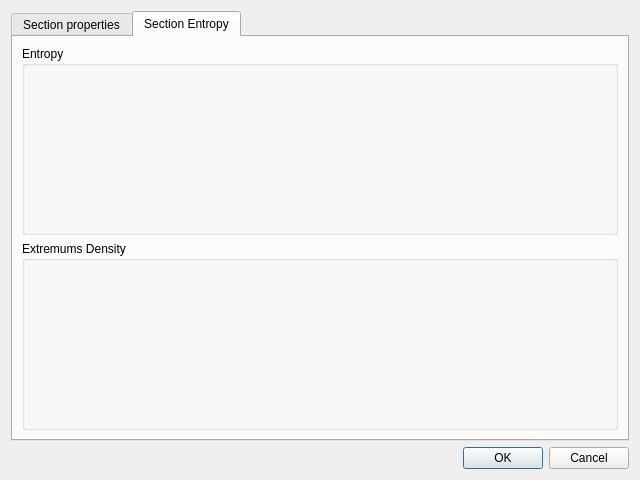
vvd7683/SimScanner, file spropsdialog.ui: the form before one commit.
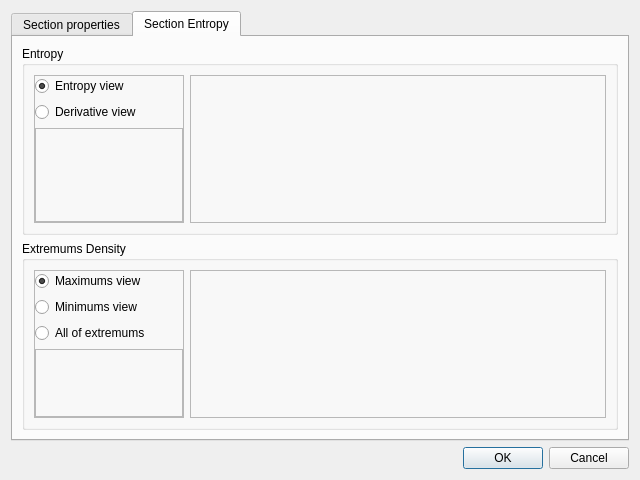
The form after the commit. The open tabs and pages were chosen to show the change.

The edit to the form file:
```diff
--- a/spropsdialog.ui
+++ b/spropsdialog.ui
@@ -46,6 +46,84 @@
          <property name="title">
           <string>Entropy</string>
          </property>
+         <layout class="QHBoxLayout" name="horizontalLayout">
+          <item>
+           <widget class="QFrame" name="frameEntropyMode">
+            <property name="minimumSize">
+             <size>
+              <width>150</width>
+              <height>0</height>
+             </size>
+            </property>
+            <property name="maximumSize">
+             <size>
+              <width>150</width>
+              <height>16777215</height>
+             </size>
+            </property>
+            <property name="frameShape">
+             <enum>QFrame::StyledPanel</enum>
+            </property>
+            <property name="frameShadow">
+             <enum>QFrame::Raised</enum>
+            </property>
+            <layout class="QVBoxLayout" name="verticalLayout_4">
+             <property name="spacing">
+              <number>6</number>
+             </property>
+             <property name="leftMargin">
+              <number>0</number>
+             </property>
+             <property name="topMargin">
+              <number>0</number>
+             </property>
+             <property name="rightMargin">
+              <number>0</number>
+             </property>
+             <property name="bottomMargin">
+              <number>0</number>
+             </property>
+             <item>
+              <widget class="QRadioButton" name="rbEntropy">
+               <property name="text">
+                <string>Entropy view</string>
+               </property>
+               <property name="checked">
+                <bool>true</bool>
+               </property>
+              </widget>
+             </item>
+             <item>
+              <widget class="QRadioButton" name="rbDerivative">
+               <property name="text">
+                <string>Derivative view</string>
+               </property>
+              </widget>
+             </item>
+             <item>
+              <widget class="QFrame" name="frame_7">
+               <property name="frameShape">
+                <enum>QFrame::StyledPanel</enum>
+               </property>
+               <property name="frameShadow">
+                <enum>QFrame::Raised</enum>
+               </property>
+              </widget>
+             </item>
+            </layout>
+           </widget>
+          </item>
+          <item>
+           <widget class="QFrame" name="frameEntropy">
+            <property name="frameShape">
+             <enum>QFrame::StyledPanel</enum>
+            </property>
+            <property name="frameShadow">
+             <enum>QFrame::Raised</enum>
+            </property>
+           </widget>
+          </item>
+         </layout>
         </widget>
        </item>
        <item>
@@ -53,6 +131,88 @@
          <property name="title">
           <string>Extremums Density</string>
          </property>
+         <layout class="QHBoxLayout" name="horizontalLayout_2">
+          <item>
+           <widget class="QFrame" name="frameExtremumsDensityMode">
+            <property name="minimumSize">
+             <size>
+              <width>150</width>
+              <height>0</height>
+             </size>
+            </property>
+            <property name="maximumSize">
+             <size>
+              <width>150</width>
+              <height>16777215</height>
+             </size>
+            </property>
+            <property name="frameShape">
+             <enum>QFrame::StyledPanel</enum>
+            </property>
+            <property name="frameShadow">
+             <enum>QFrame::Raised</enum>
+            </property>
+            <layout class="QVBoxLayout" name="verticalLayout_6">
+             <property name="leftMargin">
+              <number>0</number>
+             </property>
+             <property name="topMargin">
+              <number>0</number>
+             </property>
+             <property name="rightMargin">
+              <number>0</number>
+             </property>
+             <property name="bottomMargin">
+              <number>0</number>
+             </property>
+             <item>
+              <widget class="QRadioButton" name="rbMaximums">
+               <property name="text">
+                <string>Maximums view</string>
+               </property>
+               <property name="checked">
+                <bool>true</bool>
+               </property>
+              </widget>
+             </item>
+             <item>
+              <widget class="QRadioButton" name="rbMinimums">
+               <property name="text">
+                <string>Minimums view</string>
+               </property>
+              </widget>
+             </item>
+             <item>
+              <widget class="QRadioButton" name="rbExtremums">
+               <property name="text">
+                <string>All of extremums</string>
+               </property>
+              </widget>
+             </item>
+             <item>
+              <widget class="QFrame" name="frame_8">
+               <property name="frameShape">
+                <enum>QFrame::StyledPanel</enum>
+               </property>
+               <property name="frameShadow">
+                <enum>QFrame::Raised</enum>
+               </property>
+              </widget>
+             </item>
+            </layout>
+           </widget>
+          </item>
+          <item>
+           <widget class="QFrame" name="frameDensity">
+            <property name="frameShape">
+             <enum>QFrame::StyledPanel</enum>
+            </property>
+            <property name="frameShadow">
+             <enum>QFrame::Raised</enum>
+            </property>
+           </widget>
+          </item>
+         </layout>
         </widget>
        </item>
       </layout>
```
Left out of the diff: 61 changed lines with no effect on the pictures.
